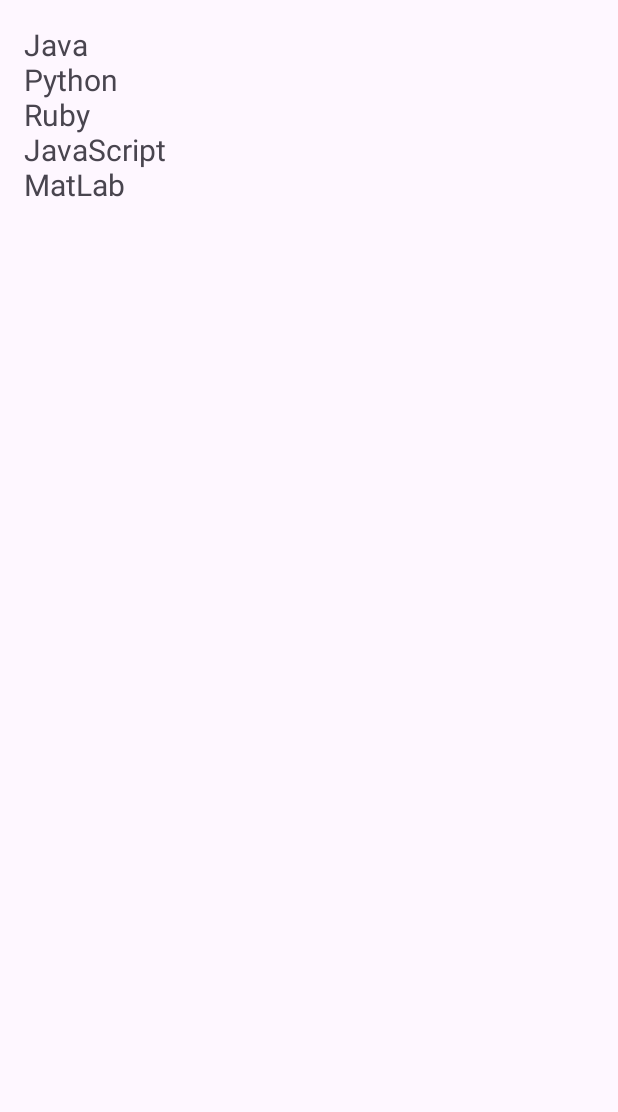
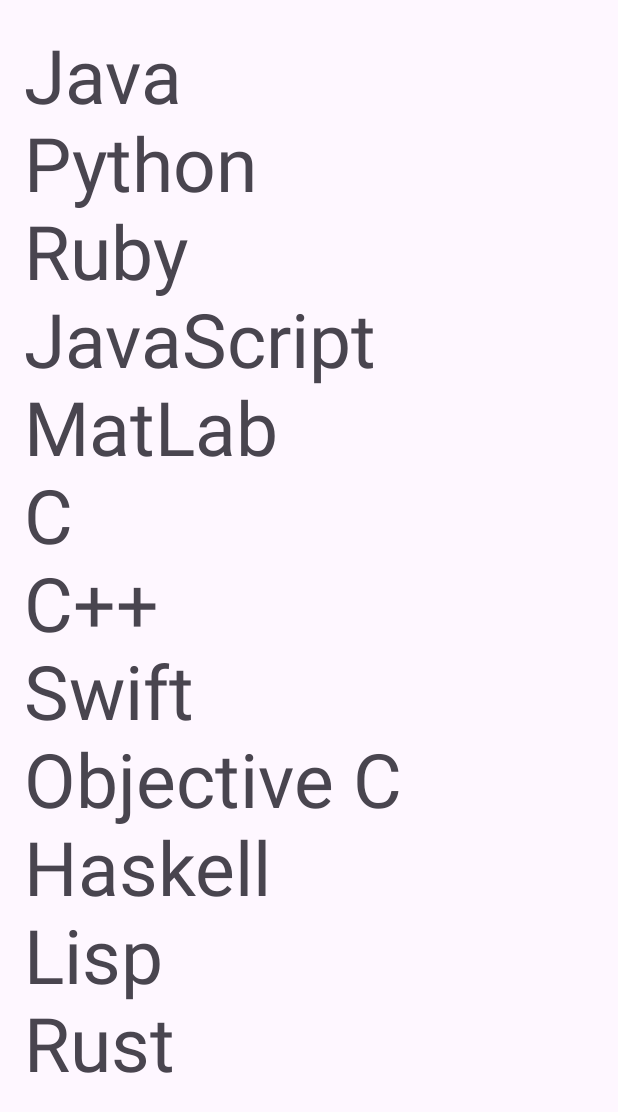
Before and after one commit to SergeyB19/TestProjectAlishev, an Android app: the screen it shows after launch (MainActivity), on a phone screen of 412 x 824 dp. Shown: the top 1112 px of the screen. Run offline under Robolectric (Android 15) with nearby library versions, the phone set to English and light mode, and no system bars.

Commit message:
Приложение "Список" (Часть 2). Компонент ScrollView

```diff
--- a/app/src/main/java/com/example/android/MainActivity.java
+++ b/app/src/main/java/com/example/android/MainActivity.java
@@ -22,7 +22,7 @@ public class MainActivity extends AppCompatActivity {
         setContentView(R.layout.activity_main);
 
         plList = findViewById(R.id.tv_pl_names);
-        String[] names = {"Java", "Python", "Ruby", "JavaScript", "MatLab"};
+        String[] names = {"Java", "Python", "Ruby", "JavaScript", "MatLab", "C", "C++", "Swift", "Objective C", "Haskell", "Lisp", "Rust"};
         plList.setText("");
         for (String name : names) {
             plList.append(name + "\n");
--- a/app/src/main/res/layout/activity_main.xml
+++ b/app/src/main/res/layout/activity_main.xml
@@ -5,14 +5,19 @@
     android:layout_width="match_parent"
     android:layout_height="match_parent"
     tools:context=".MainActivity">
+    <ScrollView
+        android:layout_width="match_parent"
+        android:layout_height="wrap_content">
+
 
     <TextView
         android:id="@+id/tv_pl_names"
         android:layout_width="wrap_content"
         android:layout_height="wrap_content"
         android:text="@string/the_list_will_be_here"
-        android:textSize="20sp"
+        android:textSize="50sp"
         android:padding="16dp"
         />
+    </ScrollView>
 
 </FrameLayout>
```
